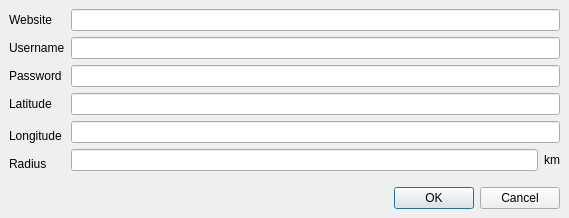
Old version of the form editors/merkaartor/DownloadMapDialog.ui in the repository openstreetmap/svn-archive.
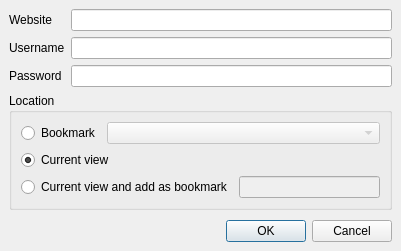
New version of the form.

Commit message: ADD : bookmark system dor downloading from OSM

```diff
--- a/editors/merkaartor/DownloadMapDialog.ui
+++ b/editors/merkaartor/DownloadMapDialog.ui
@@ -5,12 +5,12 @@
    <rect>
     <x>0</x>
     <y>0</y>
-    <width>569</width>
-    <height>218</height>
+    <width>401</width>
+    <height>251</height>
    </rect>
   </property>
   <property name="windowTitle" >
-   <string>Dialog</string>
+   <string>Download</string>
   </property>
   <layout class="QVBoxLayout" >
    <property name="margin" >
@@ -27,34 +27,6 @@
      <property name="spacing" >
       <number>6</number>
      </property>
-     <item rowspan="2" row="4" column="0" >
-      <widget class="QLabel" name="label_5" >
-       <property name="text" >
-        <string>Longitude</string>
-       </property>
-      </widget>
-     </item>
-     <item row="3" column="0" >
-      <widget class="QLabel" name="label_4" >
-       <property name="text" >
-        <string>Latitude</string>
-       </property>
-      </widget>
-     </item>
-     <item row="6" column="0" >
-      <widget class="QLabel" name="label_6" >
-       <property name="text" >
-        <string>Radius</string>
-       </property>
-      </widget>
-     </item>
-     <item row="1" column="0" >
-      <widget class="QLabel" name="label_2" >
-       <property name="text" >
-        <string>Username</string>
-       </property>
-      </widget>
-     </item>
      <item row="2" column="0" >
       <widget class="QLabel" name="label_3" >
        <property name="text" >
@@ -62,37 +34,11 @@
        </property>
       </widget>
      </item>
-     <item row="3" column="1" >
-      <widget class="QLineEdit" name="Latitude" />
-     </item>
      <item row="1" column="1" >
       <widget class="QLineEdit" name="Username" />
      </item>
-     <item rowspan="2" row="5" column="1" >
-      <layout class="QHBoxLayout" >
-       <property name="margin" >
-        <number>0</number>
-       </property>
-       <property name="spacing" >
-        <number>6</number>
-       </property>
-       <item>
-        <widget class="QLineEdit" name="Radius" />
-       </item>
-       <item>
-        <widget class="QLabel" name="label_7" >
-         <property name="text" >
-          <string>km</string>
-         </property>
-        </widget>
-       </item>
-      </layout>
-     </item>
-     <item row="2" column="1" >
-      <widget class="QLineEdit" name="Password" />
-     </item>
-     <item row="4" column="1" >
-      <widget class="QLineEdit" name="Longitude" />
+     <item row="0" column="1" >
+      <widget class="QLineEdit" name="Website" />
      </item>
      <item row="0" column="0" >
       <widget class="QLabel" name="label" >
@@ -101,11 +47,99 @@
        </property>
       </widget>
      </item>
-     <item row="0" column="1" >
-      <widget class="QLineEdit" name="Website" />
+     <item row="1" column="0" >
+      <widget class="QLabel" name="label_2" >
+       <property name="text" >
+        <string>Username</string>
+       </property>
+      </widget>
+     </item>
+     <item row="2" column="1" >
+      <widget class="QLineEdit" name="Password" />
      </item>
     </layout>
    </item>
+   <item>
+    <widget class="QGroupBox" name="groupBox" >
+     <property name="title" >
+      <string>Location</string>
+     </property>
+     <layout class="QVBoxLayout" >
+      <property name="margin" >
+       <number>9</number>
+      </property>
+      <property name="spacing" >
+       <number>6</number>
+      </property>
+      <item>
+       <layout class="QHBoxLayout" >
+        <property name="margin" >
+         <number>0</number>
+        </property>
+        <property name="spacing" >
+         <number>6</number>
+        </property>
+        <item>
+         <widget class="QRadioButton" name="FromBookmark" >
+          <property name="text" >
+           <string>Bookmark</string>
+          </property>
+         </widget>
+        </item>
+        <item>
+         <widget class="QComboBox" name="Bookmarks" >
+          <property name="enabled" >
+           <bool>false</bool>
+          </property>
+          <property name="sizePolicy" >
+           <sizepolicy>
+            <hsizetype>7</hsizetype>
+            <vsizetype>0</vsizetype>
+            <horstretch>0</horstretch>
+            <verstretch>0</verstretch>
+           </sizepolicy>
+          </property>
+         </widget>
+        </item>
+       </layout>
+      </item>
+      <item>
+       <widget class="QRadioButton" name="FromView" >
+        <property name="text" >
+         <string>Current view</string>
+        </property>
+        <property name="checked" >
+         <bool>true</bool>
+        </property>
+       </widget>
+      </item>
+      <item>
+       <layout class="QHBoxLayout" >
+        <property name="margin" >
+         <number>0</number>
+        </property>
+        <property name="spacing" >
+         <number>6</number>
+        </property>
+        <item>
+         <widget class="QRadioButton" name="FromviewAndAdd" >
+          <property name="text" >
+           <string>Current view and add as bookmark</string>
+          </property>
+         </widget>
+        </item>
+        <item>
+         <widget class="QLineEdit" name="NewBookmark" >
+          <property name="enabled" >
+           <bool>false</bool>
+          </property>
+         </widget>
+        </item>
+       </layout>
+      </item>
+     </layout>
+    </widget>
+   </item>
    <item>
     <spacer>
      <property name="orientation" >
@@ -114,7 +148,7 @@
      <property name="sizeHint" >
       <size>
        <width>20</width>
-       <height>40</height>
+       <height>16</height>
       </size>
      </property>
     </spacer>
```
Left out of the diff: 43 changed lines with no effect on the pictures. The commit also changes 5 other files.
